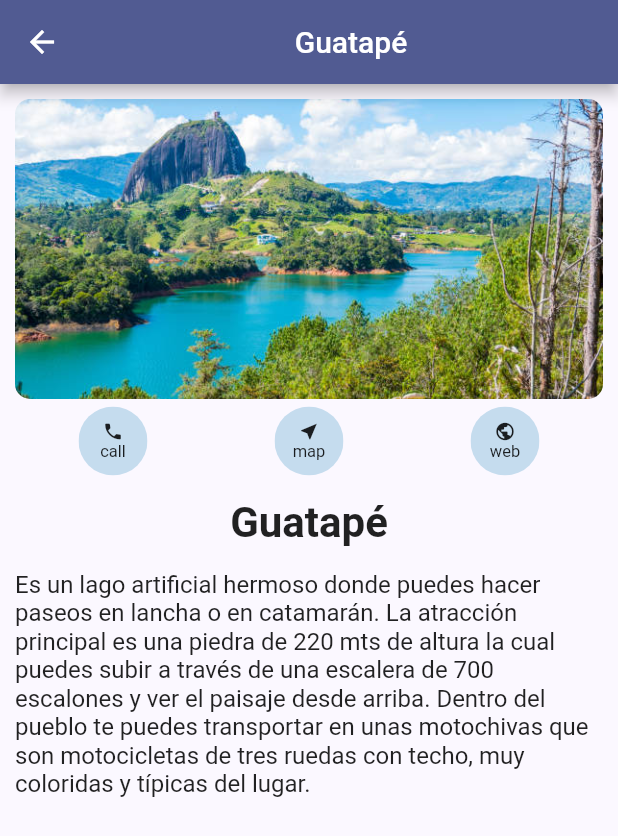
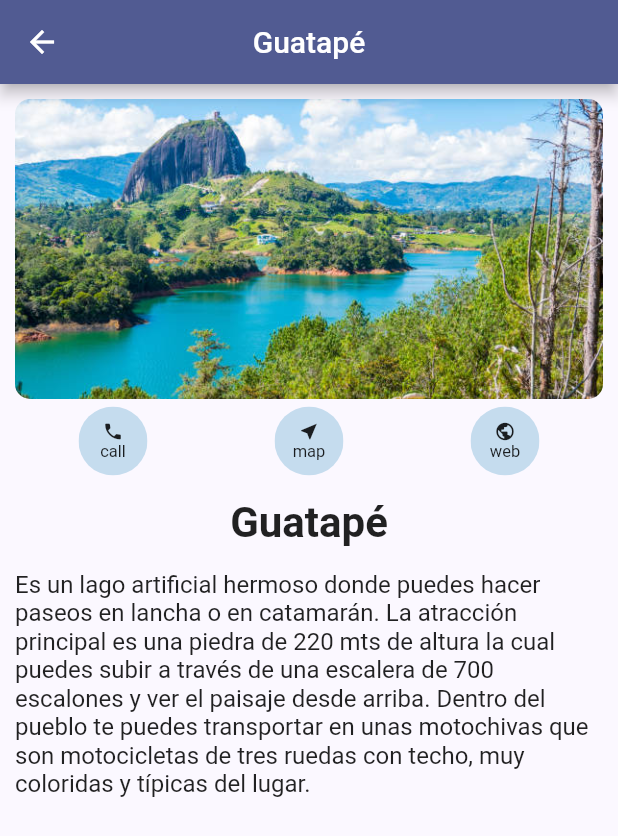
Before and after one commit to nico760/flutter_travelApp, a Flutter app: the screen it shows after launch, after a tap on "Guatapé", on a phone screen of 412 x 824 dp. Shown: the top 836 px of the screen. Run offline on Flutter 3.47's test engine with Material 2 defaults, Android fonts, the light colour scheme and no system bars.

```diff
--- a/lib/presentation/app/widgets/place_card.dart
+++ b/lib/presentation/app/widgets/place_card.dart
@@ -35,7 +35,12 @@ class PlaceCard extends StatelessWidget {
                   mainAxisAlignment: MainAxisAlignment.start,
                   children: [
                     const Icon(Icons.location_on, color: Colors.black,),
-                    Text(name, style: const TextStyle(color: Colors.black),)
+                    Text(name, style: const TextStyle(
+                      fontSize: 14,
+                      color: Colors.black,
+                      fontWeight: FontWeight.normal,
+                      decoration: TextDecoration.none
+                      ),)
                   ],
                 ),
               ),
--- a/lib/presentation/places/screens/list_places.dart
+++ b/lib/presentation/places/screens/list_places.dart
@@ -50,7 +50,8 @@ class ListPlaces extends StatelessWidget {
   Widget build(BuildContext context) {
     return Scaffold(
       appBar: AppBar(
-        title: const Center(child: Text('Places in Medellin'),),
+        centerTitle: true,
+        title: const Text('Places in Medellin'),
       ),
       body: Padding(
         padding: const EdgeInsets.all(10.0),
--- a/lib/presentation/places/screens/location_details.dart
+++ b/lib/presentation/places/screens/location_details.dart
@@ -15,7 +15,8 @@ class LocationDetails extends StatelessWidget {
     final path = place.path;
     return Scaffold(
       appBar: AppBar(
-        title: Center(child: Text(name)),
+        centerTitle: true,
+        title: Text(name),
       ),
       body: Padding(
         padding: const EdgeInsets.all(10.0),
```
